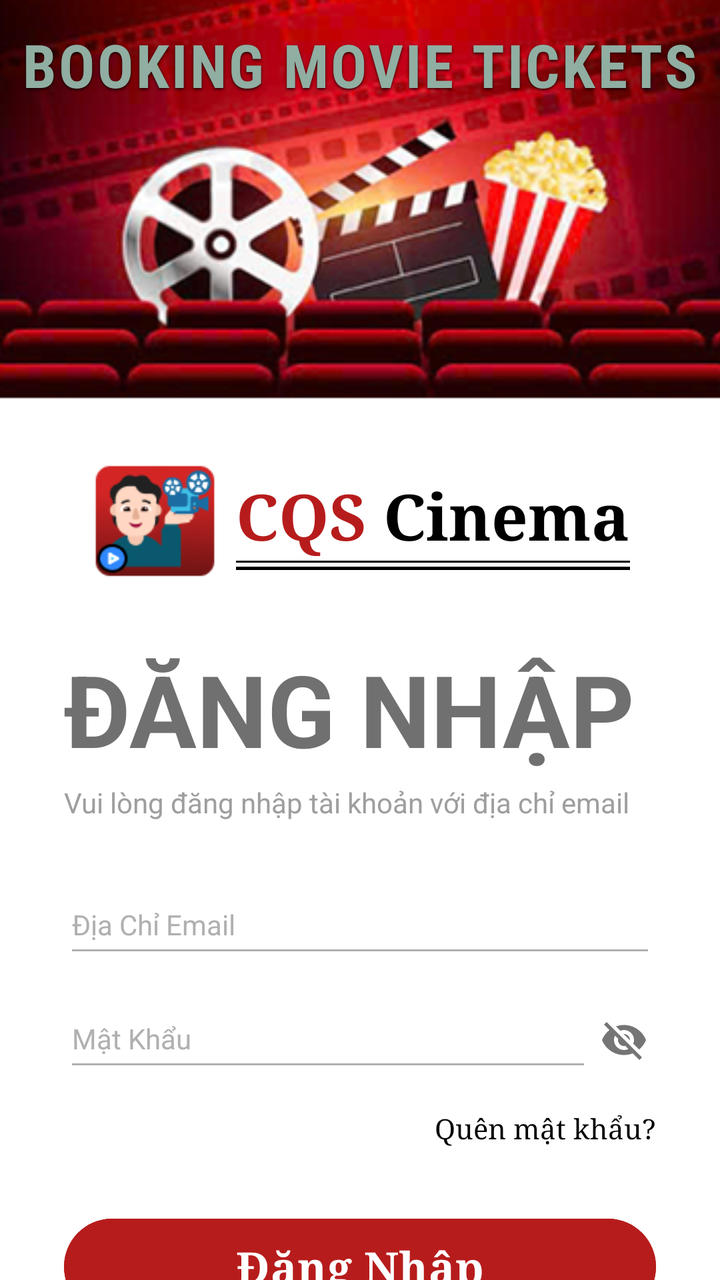
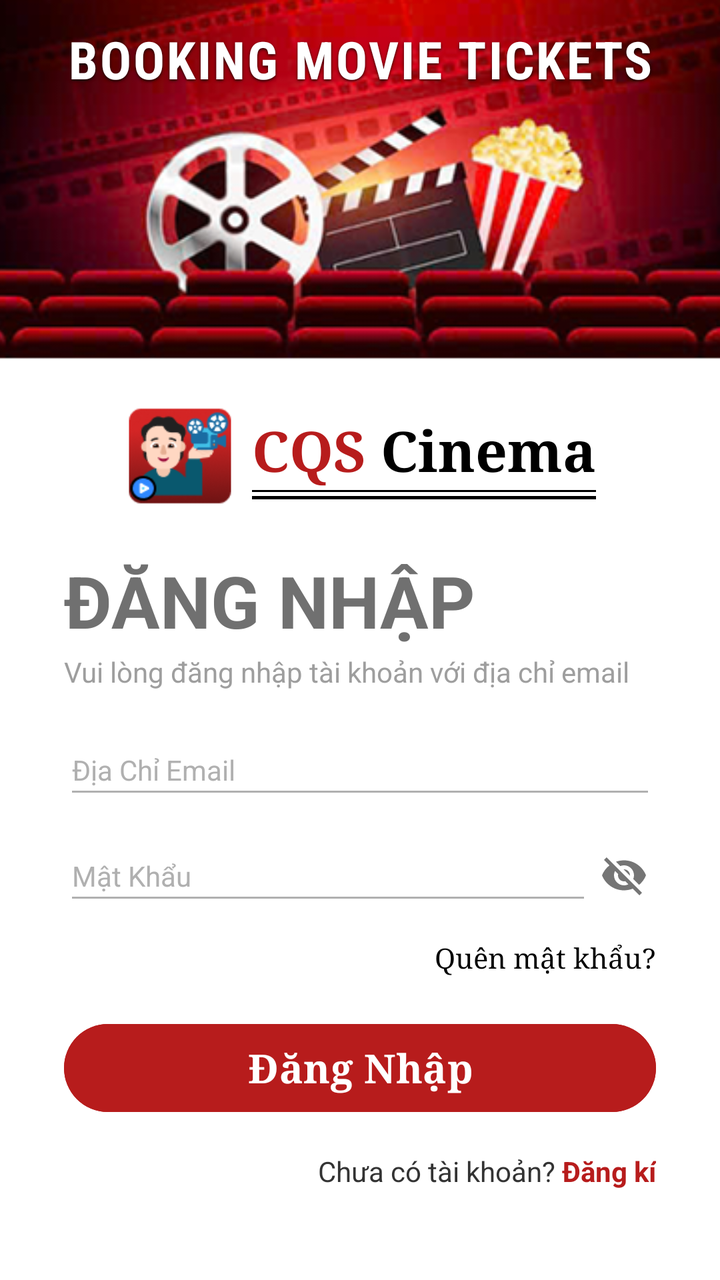

Two renders of the same Android screen: before a commit and after it. Below are the layout's source before the change and the commit's diff.
<!-- AndroidManifest.xml: application theme Theme.BookingMovieTickets -->
<!-- res/layout/activity_main.xml -->
<?xml version="1.0" encoding="utf-8"?>
<androidx.constraintlayout.widget.ConstraintLayout xmlns:android="http://schemas.android.com/apk/res/android"
    xmlns:app="http://schemas.android.com/apk/res-auto"
    xmlns:tools="http://schemas.android.com/tools"
    android:id="@+id/main"
    android:layout_width="match_parent"
    android:layout_height="match_parent"
    android:background="#FFFFFF"
    tools:context=".MainActivity">

    
    <ImageView
        android:id="@+id/imgBanner"
        android:layout_width="match_parent"
        android:layout_height="200dp"
        android:scaleType="centerCrop"
        android:src="@drawable/ic_background_login"
        app:layout_constraintEnd_toEndOf="parent"
        app:layout_constraintStart_toStartOf="parent"
        app:layout_constraintTop_toTopOf="parent" />

    
    <TextView
        android:id="@+id/tvBannerTitle"
        android:layout_width="wrap_content"
        android:layout_height="wrap_content"
        android:layout_marginTop="12dp"
        android:fontFamily="sans-serif-condensed"
        android:letterSpacing="0.04"
        android:shadowColor="#CC000000"
        android:shadowDx="0"
        android:shadowDy="2"
        android:shadowRadius="3"
        android:text="BOOKING MOVIE TICKETS"
        android:textColor="#90AEA2"
        android:textSize="30sp"
        android:textStyle="bold"
        app:layout_constraintEnd_toEndOf="parent"
        app:layout_constraintStart_toStartOf="parent"
        app:layout_constraintTop_toTopOf="parent" />

    
    <LinearLayout
        android:id="@+id/llLogoContainer"
        android:layout_width="wrap_content"
        android:layout_height="wrap_content"
        android:layout_marginTop="28dp"
        android:gravity="center_vertical"
        android:orientation="horizontal"
        app:layout_constraintEnd_toEndOf="parent"
        app:layout_constraintStart_toStartOf="parent"
        app:layout_constraintTop_toBottomOf="@id/imgBanner">

        
        <ImageView
            android:id="@+id/imgLogo"
            android:layout_width="65dp"
            android:layout_height="65dp"
            android:src="@drawable/ic_logo" />

        
        <LinearLayout
            android:layout_width="wrap_content"
            android:layout_height="wrap_content"
            android:layout_marginStart="8dp"
            android:orientation="vertical">

            <LinearLayout
                android:layout_width="wrap_content"
                android:layout_height="wrap_content"
                android:orientation="horizontal">

                <TextView
                    android:layout_width="wrap_content"
                    android:layout_height="wrap_content"
                    android:fontFamily="serif"
                    android:text="CQS "
                    android:textColor="#B71C1C"
                    android:textSize="32sp"
                    android:textStyle="bold" />

                <TextView
                    android:layout_width="wrap_content"
                    android:layout_height="wrap_content"
                    android:fontFamily="serif"
                    android:text="Cinema"
                    android:textColor="#000000"
                    android:textSize="32sp"
                    android:textStyle="bold" />
            </LinearLayout>

            
            <View
                android:layout_width="match_parent"
                android:layout_height="1.1dp"
                android:layout_marginTop="1dp"
                android:background="#000000" />

            <View
                android:layout_width="match_parent"
                android:layout_height="1.5dp"
                android:layout_marginTop="2dp"
                android:background="#000000" />
        </LinearLayout>
    </LinearLayout>

    
    <TextView
        android:id="@+id/tvLoginTitle"
        android:layout_width="wrap_content"
        android:layout_height="wrap_content"
        android:layout_marginStart="32dp"
        android:layout_marginTop="28dp"
        android:text="ĐĂNG NHẬP"
        android:textColor="#707070"
        android:textSize="50sp"
        android:textStyle="bold"
        app:layout_constraintStart_toStartOf="parent"
        app:layout_constraintTop_toBottomOf="@id/llLogoContainer" />

    
    <TextView
        android:id="@+id/tvSubtitle"
        android:layout_width="wrap_content"
        android:layout_height="wrap_content"
        android:layout_marginTop="4dp"
        android:text="Vui lòng đăng nhập tài khoản với địa chỉ email"
        android:textColor="#9E9E9E"
        android:textSize="14sp"
        app:layout_constraintStart_toStartOf="@id/tvLoginTitle"
        app:layout_constraintTop_toBottomOf="@id/tvLoginTitle" />

    
    <EditText
        android:id="@+id/edtEmail"
        android:layout_width="0dp"
        android:layout_height="wrap_content"
        android:layout_marginEnd="32dp"
        android:layout_marginTop="32dp"
        android:backgroundTint="#B0B0B0"
        android:hint="Địa Chỉ Email"
        android:inputType="textEmailAddress"
        android:paddingBottom="12dp"
        android:textColor="#000000"
        android:textColorHint="#B0B0B0"
        android:textSize="14sp"
        app:layout_constraintEnd_toEndOf="parent"
        app:layout_constraintStart_toStartOf="@id/tvLoginTitle"
        app:layout_constraintTop_toBottomOf="@id/tvSubtitle" />

    
    <RelativeLayout
        android:id="@+id/containerPassword"
        android:layout_width="0dp"
        android:layout_height="wrap_content"
        android:layout_marginEnd="32dp"
        android:layout_marginTop="16dp"
        app:layout_constraintEnd_toEndOf="parent"
        app:layout_constraintStart_toStartOf="@id/tvLoginTitle"
        app:layout_constraintTop_toBottomOf="@id/edtEmail">

        <EditText
            android:id="@+id/edtPassword"
            android:layout_width="match_parent"
            android:layout_height="wrap_content"
            android:layout_toStartOf="@id/ivTogglePassword"
            android:backgroundTint="#B0B0B0"
            android:hint="Mật Khẩu"
            android:inputType="textPassword"
            android:paddingBottom="12dp"
            android:textColor="#000000"
            android:textColorHint="#B0B0B0"
            android:textSize="14sp" />

        <ImageView
            android:id="@+id/ivTogglePassword"
            android:layout_width="32dp"
            android:layout_height="32dp"
            android:layout_alignParentEnd="true"
            android:layout_centerVertical="true"
            android:padding="4dp"
            android:src="@drawable/ic_eye_invisible" />
    </RelativeLayout>

    
    <TextView
        android:id="@+id/tvForgotPassword"
        android:layout_width="wrap_content"
        android:layout_height="wrap_content"
        android:layout_marginTop="14dp"
        android:fontFamily="serif"
        android:text="Quên mật khẩu?"
        android:textColor="#000000"
        android:textSize="14sp"
        app:layout_constraintEnd_toEndOf="@id/containerPassword"
        app:layout_constraintTop_toBottomOf="@id/containerPassword" />

    
    <com.google.android.material.button.MaterialButton
        android:id="@+id/btnLogin"
        android:layout_width="0dp"
        android:layout_height="56dp"
        android:layout_marginTop="32dp"
        android:backgroundTint="#B71C1C"
        android:fontFamily="serif"
        android:text="Đăng Nhập"
        android:textColor="#FFFFFF"
        android:textSize="22sp"
        android:textStyle="bold"
        app:cornerRadius="28dp"
        app:layout_constraintEnd_toEndOf="@id/containerPassword"
        app:layout_constraintStart_toStartOf="@id/containerPassword"
        app:layout_constraintTop_toBottomOf="@id/tvForgotPassword" />

    
    <LinearLayout
        android:id="@+id/llSignUp"
        android:layout_width="wrap_content"
        android:layout_height="wrap_content"
        android:layout_marginTop="24dp"
        android:orientation="horizontal"
        android:translationX="80dp"
        app:layout_constraintEnd_toEndOf="parent"
        app:layout_constraintStart_toStartOf="parent"
        app:layout_constraintTop_toBottomOf="@id/btnLogin">

        <TextView
            android:layout_width="wrap_content"
            android:layout_height="wrap_content"
            android:text="Chưa có tài khoản? "
            android:textColor="#333333"
            android:textSize="14sp" />

        <TextView
            android:id="@+id/tvSignUp"
            android:layout_width="wrap_content"
            android:layout_height="wrap_content"
            android:text="Đăng kí"
            android:textColor="#B71C1C"
            android:textSize="14sp"
            android:textStyle="bold" />
    </LinearLayout>
</androidx.constraintlayout.widget.ConstraintLayout>
<!-- resources referenced by this layout -->
<resources>
  <!-- drawable ic_background_login: png bitmap (drawable, 131317 bytes) -->
  <!-- drawable ic_eye_invisible (drawable) -->
  <vector xmlns:android="http://schemas.android.com/apk/res/android"
      android:width="24dp"
      android:height="24dp"
      android:viewportWidth="24"
      android:viewportHeight="24">
      <path
          android:fillColor="#757575"
          android:pathData="M12,7c2.76,0 5,2.24 5,5 0,0.65 -0.13,1.26 -0.36,1.83l2.92,2.92c1.51,-1.26 2.7,-2.89 3.44,-4.75 -1.73,-4.39 -6,-7.5 -11,-7.5 -1.4,0 -2.74,0.25 -3.98,0.7l2.16,2.16C10.74,7.13 11.35,7 12,7zM2,4.27l2.28,2.28 0.46,0.46C3.08,8.3 1.78,10.02 1,12c1.73,4.39 6,7.5 11,7.5 1.55,0 3.03,-0.3 4.38,-0.84l0.42,0.42L19.73,22 21,20.73 3.27,3 2,4.27zM7.53,9.8l1.55,1.55c-0.05,0.21 -0.08,0.43 -0.08,0.65 0,1.66 1.34,3 3,3 0.22,0 0.44,-0.03 0.65,-0.08l1.55,1.55c-0.67,0.33 -1.41,0.53 -2.2,0.53 -2.76,0 -5,-2.24 -5,-5 0,-0.79 0.2,-1.53 0.53,-2.2zM11.84,9.02l3.15,3.15c-0.02,-0.06 -0.02,-0.11 -0.02,-0.17 0,-1.66 -1.34,-3 -3,-3 -0.06,0 -0.11,0 -0.13,0.02z"/>
  </vector>
  <!-- drawable ic_logo: png bitmap (drawable, 6904 bytes) -->
  <style name="Theme.BookingMovieTickets" parent="Base.Theme.BookingMovieTickets" />
  <style name="Base.Theme.BookingMovieTickets" parent="Theme.Material3.DayNight.NoActionBar">
          
          
      </style>
</resources>

<!-- the commit's change to res/layout/activity_main.xml (unified diff, before → after) -->
@@ -1,243 +1,250 @@
 <?xml version="1.0" encoding="utf-8"?>
-<androidx.constraintlayout.widget.ConstraintLayout xmlns:android="http://schemas.android.com/apk/res/android"
+<ScrollView xmlns:android="http://schemas.android.com/apk/res/android"
     xmlns:app="http://schemas.android.com/apk/res-auto"
     xmlns:tools="http://schemas.android.com/tools"
     android:id="@+id/main"
     android:layout_width="match_parent"
     android:layout_height="match_parent"
     android:background="#FFFFFF"
+    android:fillViewport="true"
     tools:context=".MainActivity">
 
-    
-    <ImageView
-        android:id="@+id/imgBanner"
+    <androidx.constraintlayout.widget.ConstraintLayout
         android:layout_width="match_parent"
-        android:layout_height="200dp"
-        android:scaleType="centerCrop"
-        android:src="@drawable/ic_background_login"
-        app:layout_constraintEnd_toEndOf="parent"
-        app:layout_constraintStart_toStartOf="parent"
-        app:layout_constraintTop_toTopOf="parent" />
-
-    
-    <TextView
-        android:id="@+id/tvBannerTitle"
-        android:layout_width="wrap_content"
         android:layout_height="wrap_content"
-        android:layout_marginTop="12dp"
-        android:fontFamily="sans-serif-condensed"
-        android:letterSpacing="0.04"
-        android:shadowColor="#CC000000"
-        android:shadowDx="0"
-        android:shadowDy="2"
-        android:shadowRadius="3"
-        android:text="BOOKING MOVIE TICKETS"
-        android:textColor="#90AEA2"
-        android:textSize="30sp"
-        android:textStyle="bold"
-        app:layout_constraintEnd_toEndOf="parent"
-        app:layout_constraintStart_toStartOf="parent"
-        app:layout_constraintTop_toTopOf="parent" />
-
-    
-    <LinearLayout
-        android:id="@+id/llLogoContainer"
-        android:layout_width="wrap_content"
-        android:layout_height="wrap_content"
-        android:layout_marginTop="28dp"
-        android:gravity="center_vertical"
-        android:orientation="horizontal"
-        app:layout_constraintEnd_toEndOf="parent"
-        app:layout_constraintStart_toStartOf="parent"
-        app:layout_constraintTop_toBottomOf="@id/imgBanner">
+        android:paddingBottom="32dp">
 
         
         <ImageView
-            android:id="@+id/imgLogo"
-            android:layout_width="65dp"
-            android:layout_height="65dp"
-            android:src="@drawable/ic_logo" />
+            android:id="@+id/imgBanner"
+            android:layout_width="match_parent"
+            android:layout_height="180dp"
+            android:scaleType="centerCrop"
+            android:src="@drawable/ic_background_login"
+            app:layout_constraintEnd_toEndOf="parent"
+            app:layout_constraintStart_toStartOf="parent"
+            app:layout_constraintTop_toTopOf="parent" />
+
+        
+        <TextView
+            android:id="@+id/tvBannerTitle"
+            android:layout_width="wrap_content"
+            android:layout_height="wrap_content"
+            android:layout_marginTop="12dp"
+            android:fontFamily="sans-serif-condensed"
+            android:letterSpacing="0.04"
+            android:shadowColor="#CC000000"
+            android:shadowDx="0"
+            android:shadowDy="2"
+            android:shadowRadius="3"
+            android:text="BOOKING MOVIE TICKETS"
+            android:textColor="#FFFFFF"
+            android:textSize="26sp"
+            android:textStyle="bold"
+            app:layout_constraintEnd_toEndOf="parent"
+            app:layout_constraintStart_toStartOf="parent"
+            app:layout_constraintTop_toTopOf="parent" />
 
         
         <LinearLayout
-            android:layout_width="wrap_content"
-            android:layout_height="wrap_content"
-            android:layout_marginStart="8dp"
-            android:orientation="vertical">
-
+            android:id="@+id/llLogoContainer"
+            android:layout_width="wrap_content"
+            android:layout_height="wrap_content"
+            android:layout_marginTop="20dp"
+            android:gravity="center_vertical"
+            android:orientation="horizontal"
+            app:layout_constraintEnd_toEndOf="parent"
+            app:layout_constraintStart_toStartOf="parent"
+            app:layout_constraintTop_toBottomOf="@id/imgBanner">
+
+            
+            <ImageView
+                android:id="@+id/imgLogo"
+                android:layout_width="56dp"
+                android:layout_height="56dp"
+                android:src="@drawable/ic_logo" />
+
+            
             <LinearLayout
                 android:layout_width="wrap_content"
                 android:layout_height="wrap_content"
-                android:orientation="horizontal">
-
-                <TextView
+                android:layout_marginStart="8dp"
+                android:orientation="vertical">
+
+                <LinearLayout
                     android:layout_width="wrap_content"
                     android:layout_height="wrap_content"
-                    android:fontFamily="serif"
-                    android:text="CQS "
-                    android:textColor="#B71C1C"
-                    android:textSize="32sp"
-                    android:textStyle="bold" />
-
-                <TextView
-                    android:layout_width="wrap_content"
-                    android:layout_height="wrap_content"
-                    android:fontFamily="serif"
-                    android:text="Cinema"
-                    android:textColor="#000000"
-                    android:textSize="32sp"
-                    android:textStyle="bold" />
+                    android:orientation="horizontal">
+
+                    <TextView
+                        android:layout_width="wrap_content"
+                        android:layout_height="wrap_content"
+                        android:fontFamily="serif"
+                        android:text="CQS "
+                        android:textColor="#B71C1C"
+                        android:textSize="28sp"
+                        android:textStyle="bold" />
+
+                    <TextView
+                        android:layout_width="wrap_content"
+                        android:layout_height="wrap_content"
+                        android:fontFamily="serif"
+                        android:text="Cinema"
+                        android:textColor="#000000"
+                        android:textSize="28sp"
+                        android:textStyle="bold" />
+                </LinearLayout>
+
+                
+                <View
+                    android:layout_width="match_parent"
+                    android:layout_height="1.1dp"
+                    android:layout_marginTop="1dp"
+                    android:background="#000000" />
+
+                <View
+                    android:layout_width="match_parent"
+                    android:layout_height="1.5dp"
+                    android:layout_marginTop="2dp"
+                    android:background="#000000" />
             </LinearLayout>
-
-            
-            <View
-                android:layout_width="match_parent"
-                android:layout_height="1.1dp"
-                android:layout_marginTop="1dp"
-                android:background="#000000" />
-
-            <View
-                android:layout_width="match_parent"
-                android:layout_height="1.5dp"
-                android:layout_marginTop="2dp"
-                android:background="#000000" />
         </LinearLayout>
-    </LinearLayout>
-
-    
-    <TextView
-        android:id="@+id/tvLoginTitle"
-        android:layout_width="wrap_content"
-        android:layout_height="wrap_content"
-        android:layout_marginStart="32dp"
-        android:layout_marginTop="28dp"
-        android:text="ĐĂNG NHẬP"
-        android:textColor="#707070"
-        android:textSize="50sp"
-        android:textStyle="bold"
-        app:layout_constraintStart_toStartOf="parent"
-        app:layout_constraintTop_toBottomOf="@id/llLogoContainer" />
-
-    
-    <TextView
-        android:id="@+id/tvSubtitle"
-        android:layout_width="wrap_content"
-        android:layout_height="wrap_content"
-        android:layout_marginTop="4dp"
-        android:text="Vui lòng đăng nhập tài khoản với địa chỉ email"
-        android:textColor="#9E9E9E"
-        android:textSize="14sp"
-        app:layout_constraintStart_toStartOf="@id/tvLoginTitle"
-        app:layout_constraintTop_toBottomOf="@id/tvLoginTitle" />
-
-    
-    <EditText
-        android:id="@+id/edtEmail"
-        android:layout_width="0dp"
-        android:layout_height="wrap_content"
-        android:layout_marginEnd="32dp"
-        android:layout_marginTop="32dp"
-        android:backgroundTint="#B0B0B0"
-        android:hint="Địa Chỉ Email"
-        android:inputType="textEmailAddress"
-        android:paddingBottom="12dp"
-        android:textColor="#000000"
-        android:textColorHint="#B0B0B0"
-        android:textSize="14sp"
-        app:layout_constraintEnd_toEndOf="parent"
-        app:layout_constraintStart_toStartOf="@id/tvLoginTitle"
-        app:layout_constraintTop_toBottomOf="@id/tvSubtitle" />
-
-    
-    <RelativeLayout
-        android:id="@+id/containerPassword"
-        android:layout_width="0dp"
-        android:layout_height="wrap_content"
-        android:layout_marginEnd="32dp"
-        android:layout_marginTop="16dp"
-        app:layout_constraintEnd_toEndOf="parent"
-        app:layout_constraintStart_toStartOf="@id/tvLoginTitle"
-        app:layout_constraintTop_toBottomOf="@id/edtEmail">
-
+
+        
+        <TextView
+            android:id="@+id/tvLoginTitle"
+            android:layout_width="wrap_content"
+            android:layout_height="wrap_content"
+            android:layout_marginStart="32dp"
+            android:layout_marginTop="20dp"
+            android:text="ĐĂNG NHẬP"
+            android:textColor="#707070"
+            android:textSize="36sp"
+            android:textStyle="bold"
+            app:layout_constraintStart_toStartOf="parent"
+            app:layout_constraintTop_toBottomOf="@id/llLogoContainer" />
+
+        
+        <TextView
+            android:id="@+id/tvSubtitle"
+            android:layout_width="wrap_content"
+            android:layout_height="wrap_content"
+            android:layout_marginTop="2dp"
+            android:text="Vui lòng đăng nhập tài khoản với địa chỉ email"
+            android:textColor="#9E9E9E"
+            android:textSize="14sp"
+            app:layout_constraintStart_toStartOf="@id/tvLoginTitle"
+            app:layout_constraintTop_toBottomOf="@id/tvLoginTitle" />
+
+        
         <EditText
-            android:id="@+id/edtPassword"
-            android:layout_width="match_parent"
-            android:layout_height="wrap_content"
-            android:layout_toStartOf="@id/ivTogglePassword"
+            android:id="@+id/edtEmail"
+            android:layout_width="0dp"
+            android:layout_height="wrap_content"
+            android:layout_marginEnd="32dp"
+            android:layout_marginTop="20dp"
             android:backgroundTint="#B0B0B0"
-            android:hint="Mật Khẩu"
-            android:inputType="textPassword"
-            android:paddingBottom="12dp"
+            android:hint="Địa Chỉ Email"
+            android:inputType="textEmailAddress"
+            android:paddingBottom="10dp"
             android:textColor="#000000"
             android:textColorHint="#B0B0B0"
-            android:textSize="14sp" />
-
-        <ImageView
-            android:id="@+id/ivTogglePassword"
-            android:layout_width="32dp"
-            android:layout_height="32dp"
-            android:layout_alignParentEnd="true"
-            android:layout_centerVertical="true"
-            android:padding="4dp"
-            android:src="@drawable/ic_eye_invisible" />
-    </RelativeLayout>
-
-    
-    <TextView
-        android:id="@+id/tvForgotPassword"
-        android:layout_width="wrap_content"
-        android:layout_height="wrap_content"
-        android:layout_marginTop="14dp"
-        android:fontFamily="serif"
-        android:text="Quên mật khẩu?"
-        android:textColor="#000000"
-        android:textSize="14sp"
-        app:layout_constraintEnd_toEndOf="@id/containerPassword"
-        app:layout_constraintTop_toBottomOf="@id/containerPassword" />
-
-    
-    <com.google.android.material.button.MaterialButton
-        android:id="@+id/btnLogin"
-        android:layout_width="0dp"
-        android:layout_height="56dp"
-        android:layout_marginTop="32dp"
-        android:backgroundTint="#B71C1C"
-        android:fontFamily="serif"
-        android:text="Đăng Nhập"
-        android:textColor="#FFFFFF"
-        android:textSize="22sp"
-        android:textStyle="bold"
-        app:cornerRadius="28dp"
-        app:layout_constraintEnd_toEndOf="@id/containerPassword"
-        app:layout_constraintStart_toStartOf="@id/containerPassword"
-        app:layout_constraintTop_toBottomOf="@id/tvForgotPassword" />
-
-    
-    <LinearLayout
-        android:id="@+id/llSignUp"
-        android:layout_width="wrap_content"
-        android:layout_height="wrap_content"
-        android:layout_marginTop="24dp"
-        android:orientation="horizontal"
-        android:translationX="80dp"
-        app:layout_constraintEnd_toEndOf="parent"
-        app:layout_constraintStart_toStartOf="parent"
-        app:layout_constraintTop_toBottomOf="@id/btnLogin">
-
-        <TextView
-            android:layout_width="wrap_content"
-            android:layout_height="wrap_content"
-            android:text="Chưa có tài khoản? "
-            android:textColor="#333333"
-            android:textSize="14sp" />
-
-        <TextView
-            android:id="@+id/tvSignUp"
-            android:layout_width="wrap_content"
-            android:layout_height="wrap_content"
-            android:text="Đăng kí"
-            android:textColor="#B71C1C"
             android:textSize="14sp"
-            android:textStyle="bold" />
-    </LinearLayout>
-</androidx.constraintlayout.widget.ConstraintLayout>
+            app:layout_constraintEnd_toEndOf="parent"
+            app:layout_constraintStart_toStartOf="@id/tvLoginTitle"
+            app:layout_constraintTop_toBottomOf="@id/tvSubtitle" />
+
+        
+        <RelativeLayout
+            android:id="@+id/containerPassword"
+            android:layout_width="0dp"
+            android:layout_height="wrap_content"
+            android:layout_marginEnd="32dp"
+            android:layout_marginTop="14dp"
+            app:layout_constraintEnd_toEndOf="parent"
+            app:layout_constraintStart_toStartOf="@id/tvLoginTitle"
+            app:layout_constraintTop_toBottomOf="@id/edtEmail">
+
+            <EditText
+                android:id="@+id/edtPassword"
+                android:layout_width="match_parent"
+                android:layout_height="wrap_content"
+                android:layout_toStartOf="@id/ivTogglePassword"
+                android:backgroundTint="#B0B0B0"
+                android:hint="Mật Khẩu"
+                android:inputType="textPassword"
+                android:paddingBottom="10dp"
+                android:textColor="#000000"
+                android:textColorHint="#B0B0B0"
+                android:textSize="14sp" />
+
+            <ImageView
+                android:id="@+id/ivTogglePassword"
+                android:layout_width="32dp"
+                android:layout_height="32dp"
+                android:layout_alignParentEnd="true"
+                android:layout_centerVertical="true"
+                android:padding="4dp"
+                android:src="@drawable/ic_eye_invisible" />
+        </RelativeLayout>
+
+        
+        <TextView
+            android:id="@+id/tvForgotPassword"
+            android:layout_width="wrap_content"
+            android:layout_height="wrap_content"
+            android:layout_marginTop="12dp"
+            android:fontFamily="serif"
+            android:text="Quên mật khẩu?"
+            android:textColor="#000000"
+            android:textSize="14sp"
+            app:layout_constraintEnd_toEndOf="@id/containerPassword"
+            app:layout_constraintTop_toBottomOf="@id/containerPassword" />
+
+        
+        <com.google.android.material.button.MaterialButton
+            android:id="@+id/btnLogin"
+            android:layout_width="0dp"
+            android:layout_height="52dp"
+            android:layout_marginTop="20dp"
+            android:backgroundTint="#B71C1C"
+            android:fontFamily="serif"
+            android:text="Đăng Nhập"
+            android:textColor="#FFFFFF"
+            android:textSize="20sp"
+            android:textStyle="bold"
+            app:cornerRadius="26dp"
+            app:layout_constraintEnd_toEndOf="@id/containerPassword"
+            app:layout_constraintStart_toStartOf="@id/containerPassword"
+            app:layout_constraintTop_toBottomOf="@id/tvForgotPassword" />
+
+        
+        <LinearLayout
+            android:id="@+id/llSignUp"
+            android:layout_width="wrap_content"
+            android:layout_height="wrap_content"
+            android:layout_marginTop="16dp"
+            android:gravity="center_vertical"
+            android:orientation="horizontal"
+            app:layout_constraintEnd_toEndOf="@id/btnLogin"
+            app:layout_constraintTop_toBottomOf="@id/btnLogin">
+
+            <TextView
+                android:layout_width="wrap_content"
+                android:layout_height="wrap_content"
+                android:text="Chưa có tài khoản? "
+                android:textColor="#333333"
+                android:textSize="14sp" />
+
+            <TextView
+                android:id="@+id/tvSignUp"
+                android:layout_width="wrap_content"
+                android:layout_height="wrap_content"
+                android:text="Đăng kí"
+                android:textColor="#B71C1C"
+                android:textSize="14sp"
+                android:textStyle="bold" />
+        </LinearLayout>
+
+    </androidx.constraintlayout.widget.ConstraintLayout>
+</ScrollView>
